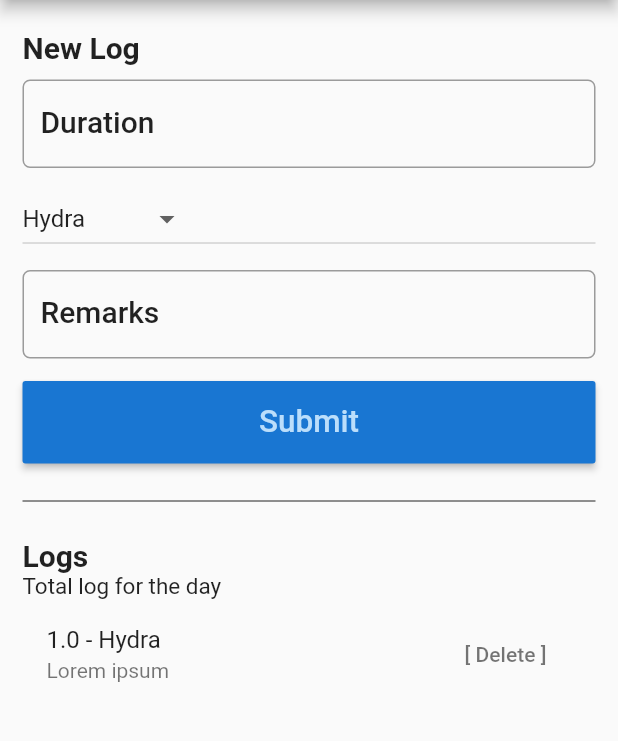
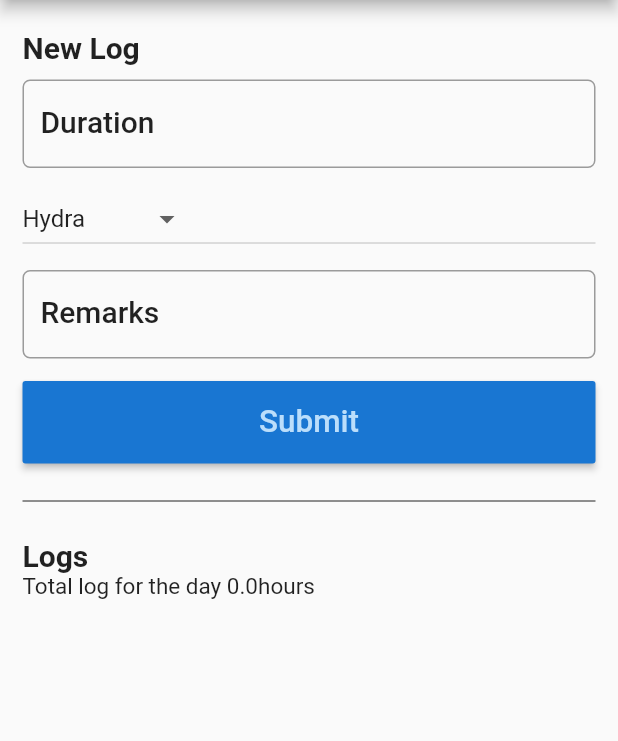
Before and after one commit to patriciaramos13/flutter_log_exercise, a Flutter app: the screen it shows after launch, on a phone screen of 412 x 824 dp, the part 84-825 px from its top. Run offline on Flutter 3.47's test engine with Material 2 defaults, Android fonts, the phone set to English and light mode, and no system bars.

Commit message:
adding data

```diff
--- a/lib/ui/logData.dart
+++ b/lib/ui/logData.dart
@@ -8,11 +8,11 @@ class Log {
 }
 
 var sampleLogs = <Log> [
-  Log(
-    duration: 1.0,
-    project:'Hydra',
-    remarks: 'Lorem ipsum'
-  ),
+  // Log(
+  //   duration: 1.0,
+  //   project:'Hydra',
+  //   remarks: 'Lorem ipsum'
+  // ),
   // Log(
   //   duration: 1.0,
   //   project:'Hydra',
--- a/lib/ui/logForm.dart
+++ b/lib/ui/logForm.dart
@@ -10,7 +10,7 @@ class LogForm extends StatefulWidget {
 class _LogFormState extends State<LogForm> {
 	final _projects = ['Hydra','Dragon P2P', 'Dragon'];
 	final double _formDistance = 5.0;
-	List<Log> workLogs;
+	List<Log> workLogs = sampleLogs;
   double totalHours = 0.00;
 
 	String _project = 'Hydra';
@@ -126,7 +126,7 @@ class _LogFormState extends State<LogForm> {
 							style: TextStyle(fontWeight: FontWeight.bold, fontSize: 20.0),
 						),
             Text(
-							'Total log for the day',
+							'Total log for the day ' + this.totalHours.toStringAsFixed(1) + 'hours',
 							textAlign: TextAlign.left,
 							style: TextStyle(fontSize: 15.0),
 						),
@@ -156,7 +156,8 @@ class _LogFormState extends State<LogForm> {
     workLogs.add(log);
 
     setState(() {
-      workLogs = workLogs;
+      this.workLogs = workLogs;
+      this.totalHours = this.totalHours + _duration;
     });
   }
 }
--- a/lib/ui/logList.dart
+++ b/lib/ui/logList.dart
@@ -10,7 +10,7 @@ class LogsPage extends StatelessWidget {
   Widget build(BuildContext context) {
     return Expanded(
       child: Container(
-        child: LogList(sampleLogs),
+        child: LogList(_logs),
       ),
     );
   }
@@ -31,15 +31,14 @@ class LogList extends StatelessWidget {
   }
 
   List<_LogListItem> _buildLogList() {
-    return _logs.map((contact) => _LogListItem(contact))
+    return _logs.map((log) => _LogListItem(log, _logs))
                     .toList();
   }
-
 }
 
 class _LogListItem extends ListTile {
 
-  _LogListItem(Log log) :
+  _LogListItem(Log log, List _logs) :
     super(
       title : Text(log.duration.toStringAsFixed(1) + ' - ' + log.project),
       subtitle: Text(log.remarks),
@@ -47,7 +46,7 @@ class _LogListItem extends ListTile {
         // color: Colors.white,
         textColor: Colors.black54,
         onPressed: () {
-          print('hi');
+          // remove();
         },
         child: Text(
           '[ Delete ]',
```
